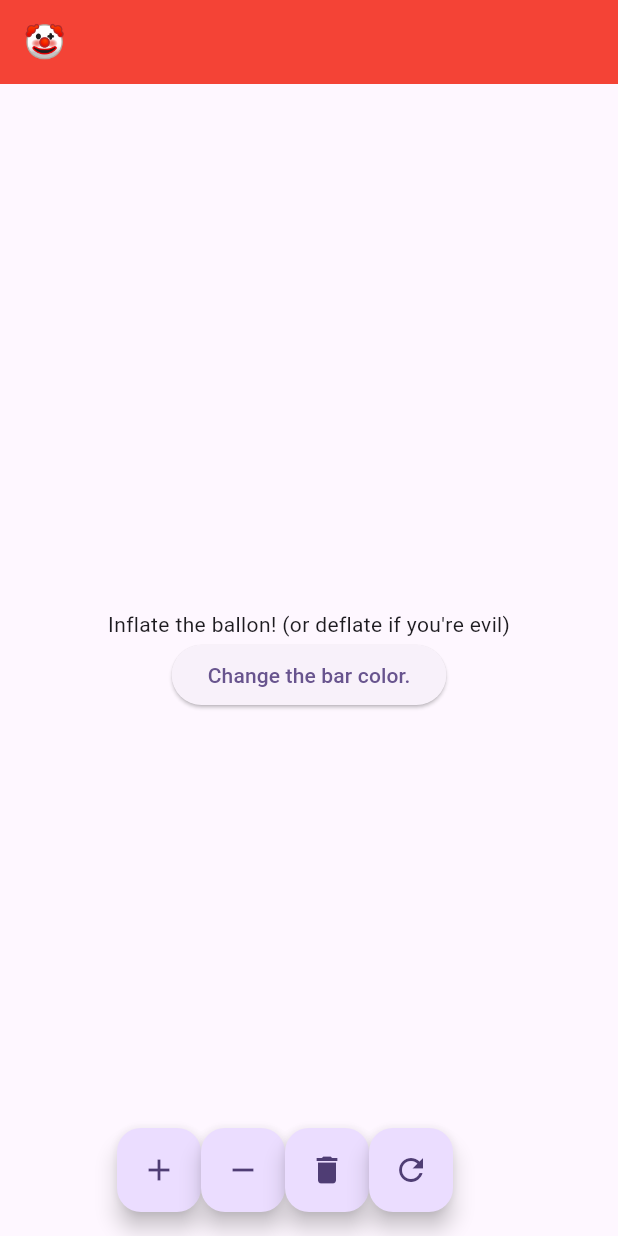
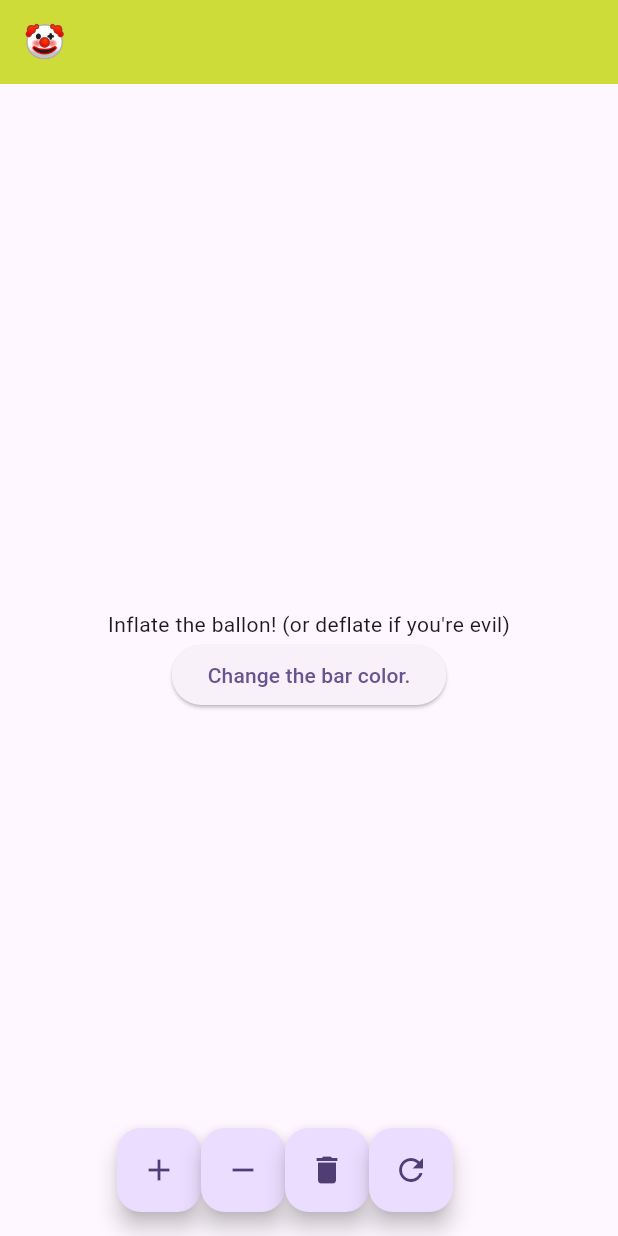
Before and after one commit to JaredArrowood/group-app-repo, a Flutter app: the screen it shows after launch, after a tap on "Change the bar color.", on a phone screen of 412 x 824 dp. Run offline on Flutter 3.47's test engine with Material 3 defaults, Android fonts, the phone set to English and light mode, and no system bars.

Commit message:
Fixed Color Bar Selection

```diff
--- a/lib/main.dart
+++ b/lib/main.dart
@@ -1,4 +1,5 @@
 import 'package:flutter/material.dart';
+import 'dart:math';
 
 void main() {
   runApp(const MyApp());
@@ -69,7 +70,7 @@ class _MyHomePageState extends State<MyHomePage> {
 
   void _setAppBarColor() {
     setState(() {
-      _appBarColor = colors[_counter % colors.length];
+      _appBarColor = colors[Random().nextInt(colors.length)];
     });
   }
 
```
